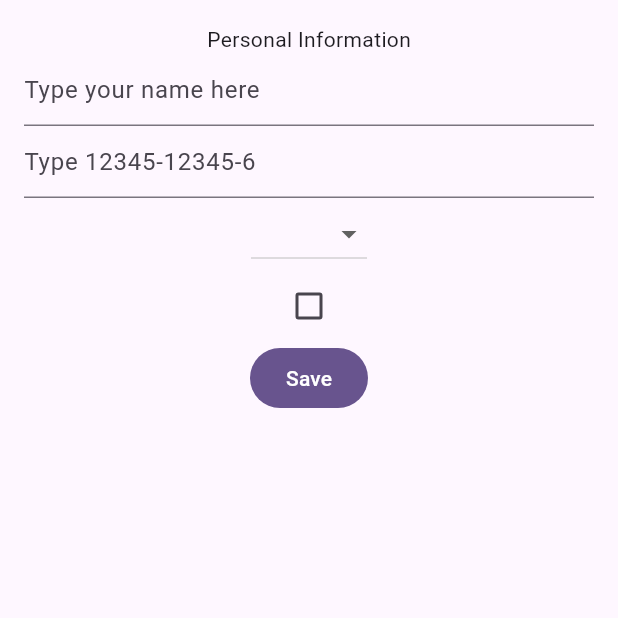
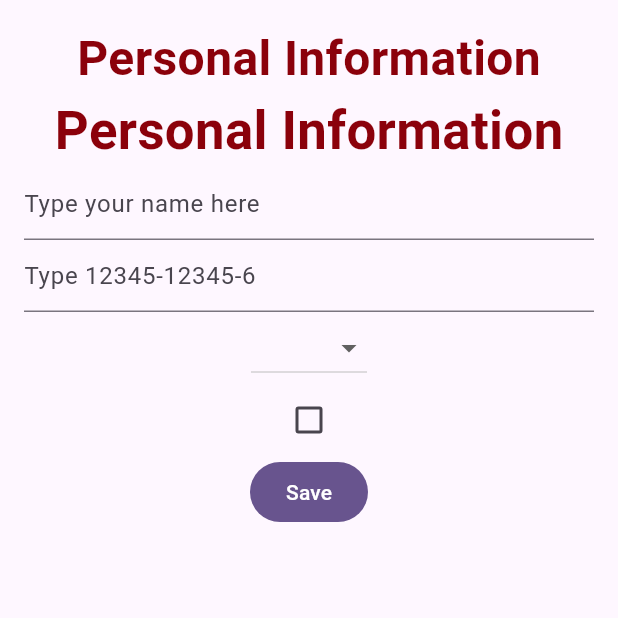
Before and after one commit to ntfaizan/flutter_application_1, a Flutter app: the screen it shows after launch, on a phone screen of 412 x 824 dp, the top half of it. Run offline on Flutter 3.47's test engine with Material 2 defaults, Android fonts, the phone set to English and light mode, and no system bars; our stand-ins replace flutter_screenutil.

Commit message:
screen utils

```diff
--- a/lib/main.dart
+++ b/lib/main.dart
@@ -1,4 +1,5 @@
 import 'package:flutter/material.dart';
+import 'package:flutter_screenutil/flutter_screenutil.dart';
 
 import 'pages/login_page.dart';
 
@@ -11,7 +12,9 @@ class MyApp extends StatelessWidget {
 
   @override
   Widget build(BuildContext context) {
-    return MaterialApp(
+    return ScreenUtilInit(
+      designSize: const Size(375, 812),
+      builder: (context, child) => MaterialApp(
         debugShowCheckedModeBanner: false,
         title: 'Flutter Demo',
         theme: ThemeData(
@@ -19,6 +22,7 @@ class MyApp extends StatelessWidget {
           useMaterial3: true,
         ),
         home: LoginPage(),
+      ),
     );
   }
 }
--- a/lib/pages/login_page.dart
+++ b/lib/pages/login_page.dart
@@ -1,5 +1,7 @@
 import 'package:flutter/material.dart';
+import 'package:flutter_screenutil/flutter_screenutil.dart';
 
+// ignore: must_be_immutable
 class LoginPage extends StatelessWidget {
   LoginPage({super.key});
 
@@ -19,7 +21,22 @@ class LoginPage extends StatelessWidget {
           padding: const EdgeInsets.all(16.0),
           child: Column(
             children: [
-              const Text('Personal Information'),
+              const Text(
+                'Personal Information',
+                style: TextStyle(
+                  fontSize: 32,
+                  fontWeight: FontWeight.bold,
+                  color: Color(0xff8B010B),
+                ),
+              ),
+              Text(
+                'Personal Information',
+                style: TextStyle(
+                  fontSize: 32.sp,
+                  fontWeight: FontWeight.bold,
+                  color: const Color(0xff8B010B),
+                ),
+              ),
               TextField(
                 controller: nameController,
                 decoration: const InputDecoration(
--- a/pubspec.yaml
+++ b/pubspec.yaml
@@ -35,6 +35,7 @@ dependencies:
   # The following adds the Cupertino Icons font to your application.
   # Use with the CupertinoIcons class for iOS style icons.
   cupertino_icons: ^1.0.2
+  flutter_screenutil: ^5.8.4
 
 dev_dependencies:
   flutter_test:
```
Also changed, not shown: pubspec.lock. Lines whose indentation alone changed are shown as unchanged.
